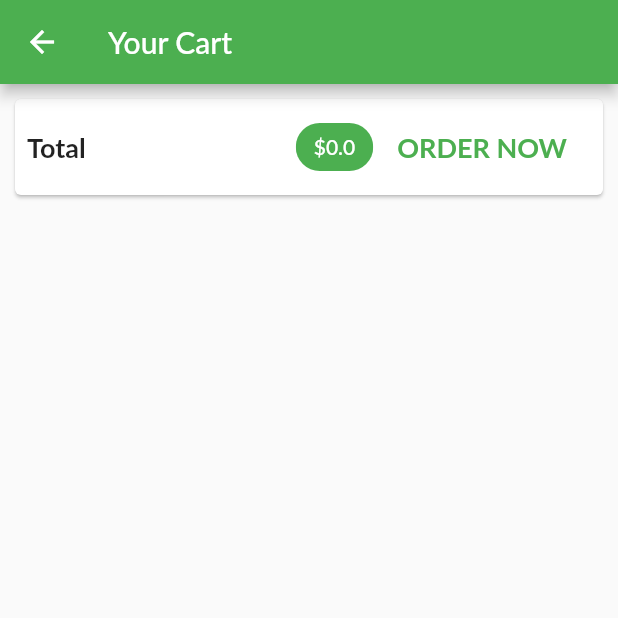
After one commit to haribhakta/e_shop, a Flutter app: the CartScreen screen opened by its route, on a phone screen of 412 x 824 dp, the top half of it. The commit adds this screen. Run offline on Flutter 3.47's test engine with Material 2 defaults, Android fonts, the phone set to English and light mode, and no system bars; network calls fail; Roboto replaces fonts that are missing (Lato).

Commit message:
add Cart and cart screen

```diff
--- a/lib/main.dart
+++ b/lib/main.dart
@@ -4,6 +4,7 @@ import 'package:flutter/material.dart';
 import 'package:provider/provider.dart';
 import './provider/products.dart';
 import './screens/product_details_screen.dart';
+import './screens/cart_screen.dart';
 
 void main() {
   runApp(MyApp());
@@ -30,7 +31,8 @@ class MyApp extends StatelessWidget {
             fontFamily: "Lato"),
         home: ProductOverviewScreen(),
         routes: {
-          ProductDetailsScreen.routeName: (ctx) => ProductDetailsScreen()
+          ProductDetailsScreen.routeName: (ctx) => ProductDetailsScreen(),
+          CartScreen.routeName: (ctx) => CartScreen()
         },
       ),
     );
--- a/lib/provider/cart_provider.dart
+++ b/lib/provider/cart_provider.dart
@@ -37,19 +37,24 @@ class Cart with ChangeNotifier {
               title: existingCartItem.title,
               price: existingCartItem.price,
               quantity: existingCartItem.quantity + 1));
-    }
-    else
-    {
-      _items.putIfAbsent(productId, () =>
-      CartItem(
-        id: DateTime.now().toString(),
-        title: title,
-        price: price,
-        quantity: 1
-      )
-      );
-
+    } else {
+      _items.putIfAbsent(
+          productId,
+          () => CartItem(
+              id: DateTime.now().toString(),
+              title: title,
+              price: price,
+              quantity: 1));
     }
     notifyListeners();
   }
+
+  //total amount in the cart
+  double get totalAmount {
+    double total = 0.0;
+    _items.forEach((key, cartItem) {
+      total += cartItem.quantity * cartItem.price;
+    });
+    return total;
+  }
 }
--- /dev/null
+++ b/lib/screens/cart_screen.dart
@@ -0,0 +1,71 @@
+import '../provider/cart_provider.dart' show Cart;
+import '../wigdets/cart_item.dart';
+import 'package:flutter/material.dart';
+import 'package:provider/provider.dart';
+
+class CartScreen extends StatelessWidget {
+  static const String routeName = "/cart_screen";
+
+  @override
+  Widget build(BuildContext context) {
+    final cart = Provider.of<Cart>(context);
+    return Scaffold(
+      appBar: AppBar(
+        title: Text("Your Cart"),
+      ),
+      body: Column(
+        children: <Widget>[
+          Card(
+            margin: const EdgeInsets.all(10),
+            child: Padding(
+              padding: const EdgeInsets.all(8),
+              child: Row(
+                mainAxisAlignment: MainAxisAlignment.spaceBetween,
+                children: <Widget>[
+                  Text("Total",
+                      style:
+                          TextStyle(fontSize: 18, fontWeight: FontWeight.bold)),
+                  Spacer(),
+                  Chip(
+                    backgroundColor: Theme.of(context).primaryColor,
+                    label: Text(
+                      "\$${cart.totalAmount}",
+                      style: TextStyle(
+                        color: Colors.white,
+                      ),
+                    ),
+                  ),
+                  FlatButton(
+                    onPressed: () {},
+                    child: Text(
+                      "ORDER NOW",
+                      style: TextStyle(
+                          fontWeight: FontWeight.bold,
+                          fontSize: 18,
+                          color: Theme.of(context).primaryColor),
+                    ),
+                  )
+                ],
+              ),
+            ),
+          ),
+          SizedBox(
+            height: 10,
+          ),
+          Expanded(
+            child: ListView.builder(
+              itemBuilder: (context, i) => CartItem(
+                cartId: cart.items.keys.toList()[i],
+                id: cart.items.values.toList()[i].id,
+                title: cart.items.values.toList()[i].title,
+                price: cart.items.values.toList()[i].price,
+                quantity: cart.items.values.toList()[i].quantity,
+              ),
+              itemCount: cart.itemCount,
+            ),
+          )
+        ],
+      ),
+    );
+  }
+}
--- a/lib/screens/product_overview-screen.dart
+++ b/lib/screens/product_overview-screen.dart
@@ -3,6 +3,7 @@ import 'package:e_shop/wigdets/badge.dart';
 import 'package:e_shop/wigdets/product_grid.dart';
 import 'package:flutter/material.dart';
 import 'package:provider/provider.dart';
+import '../screens/cart_screen.dart';
 
 enum FilterOptions { Favorites, All }
 
@@ -46,7 +47,9 @@ class _ProductOverviewScreenState extends State<ProductOverviewScreen> {
             },
             child: IconButton(
               icon: Icon(Icons.shopping_cart),
-              onPressed: () {},
+              onPressed: () {
+                Navigator.pushNamed(context, CartScreen.routeName);
+              },
             ),
           ),
         ],
```
Also changed, not shown: lib/wigdets/cart_item.dart (added, +49 -0 lines).
